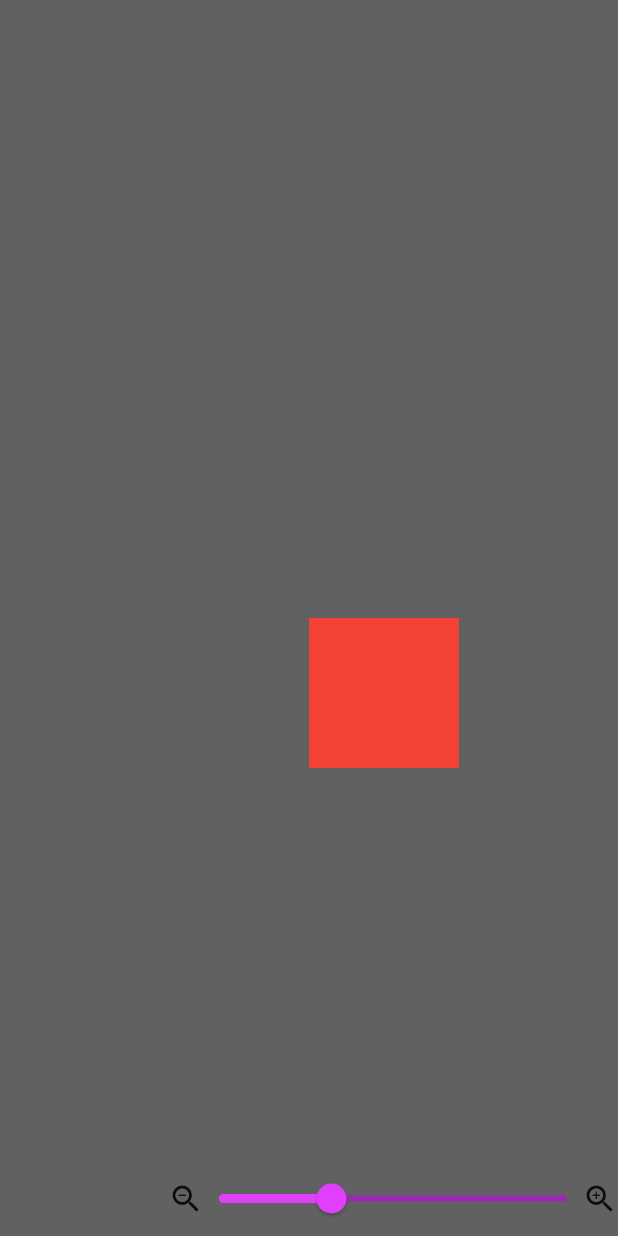
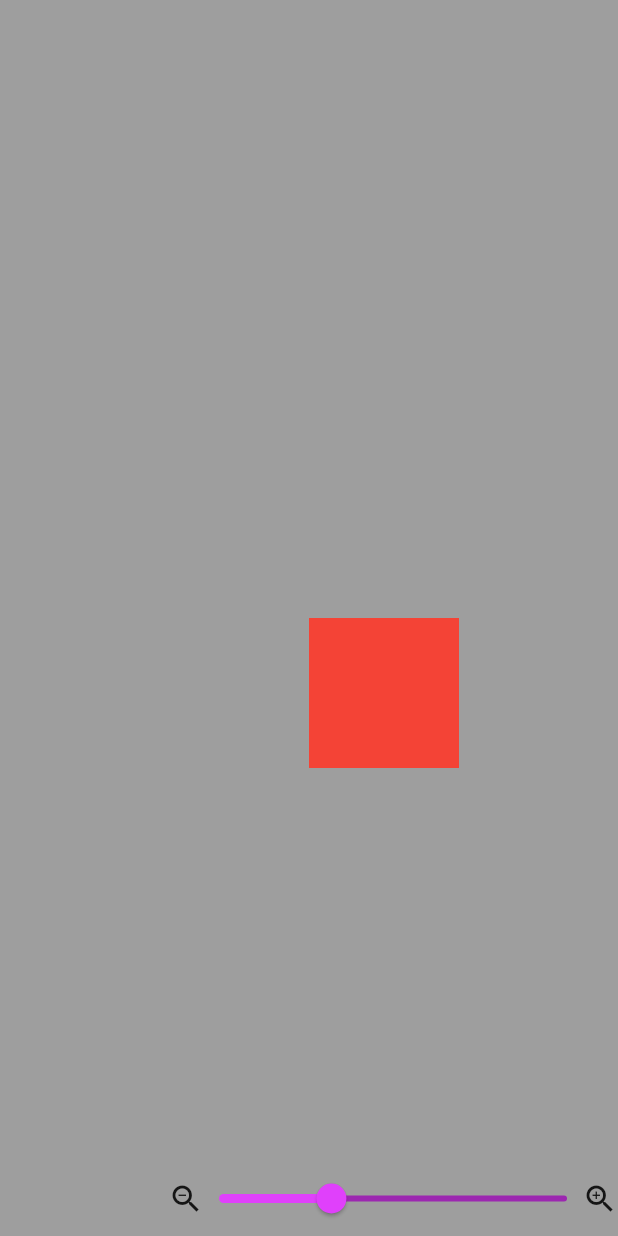
Before and after one commit to JustBrenkman/bidirectional_view, a Flutter app: the screen it shows after launch, on a phone screen of 412 x 824 dp. Run offline on Flutter 3.47's test engine with Material 2 defaults, Android fonts, the phone set to English and light mode, and no system bars.

Commit message:
small changes

```diff
--- a/lib/bidirectional_view.dart
+++ b/lib/bidirectional_view.dart
@@ -51,9 +51,14 @@ class BiDirectionalView extends StatefulWidget {
   /// The layout this [Widget] displays.
   BiDirectionalLayout get layout => _layout;
 
+  /// The [Color] of the background.
+  final Color backgroundColor;
+
   /// Default constructor which requires a [layout].
-  const BiDirectionalView({Key key, @required BiDirectionalLayout layout})
+  const BiDirectionalView(
+      {Key key, @required BiDirectionalLayout layout, Color backgroundColor})
       : _layout = layout,
+        this.backgroundColor = backgroundColor ?? Colors.grey,
         super(key: key);
 
   @override
@@ -86,7 +91,8 @@ class _BiDirectionalViewState extends State<BiDirectionalView> {
     _BiDirectionalViewLayoutDelegate delegate =
         _BiDirectionalViewLayoutDelegate(this, layout: widget.layout);
 
-    return Stack(
+    return ClipRect(
+      child: Stack(
         children: <Widget>[
           GestureDetector(
             behavior: HitTestBehavior.translucent,
@@ -94,7 +100,7 @@ class _BiDirectionalViewState extends State<BiDirectionalView> {
             child: Container(
               width: double.infinity,
               height: double.infinity,
-            color: Colors.grey[700],
+              color: widget.backgroundColor,
             ),
           ),
           CustomMultiChildLayout(
@@ -137,6 +143,7 @@ class _BiDirectionalViewState extends State<BiDirectionalView> {
                 ),
               )),
         ],
+      ),
     );
   }
 
```
Lines whose indentation alone changed are shown as unchanged.
